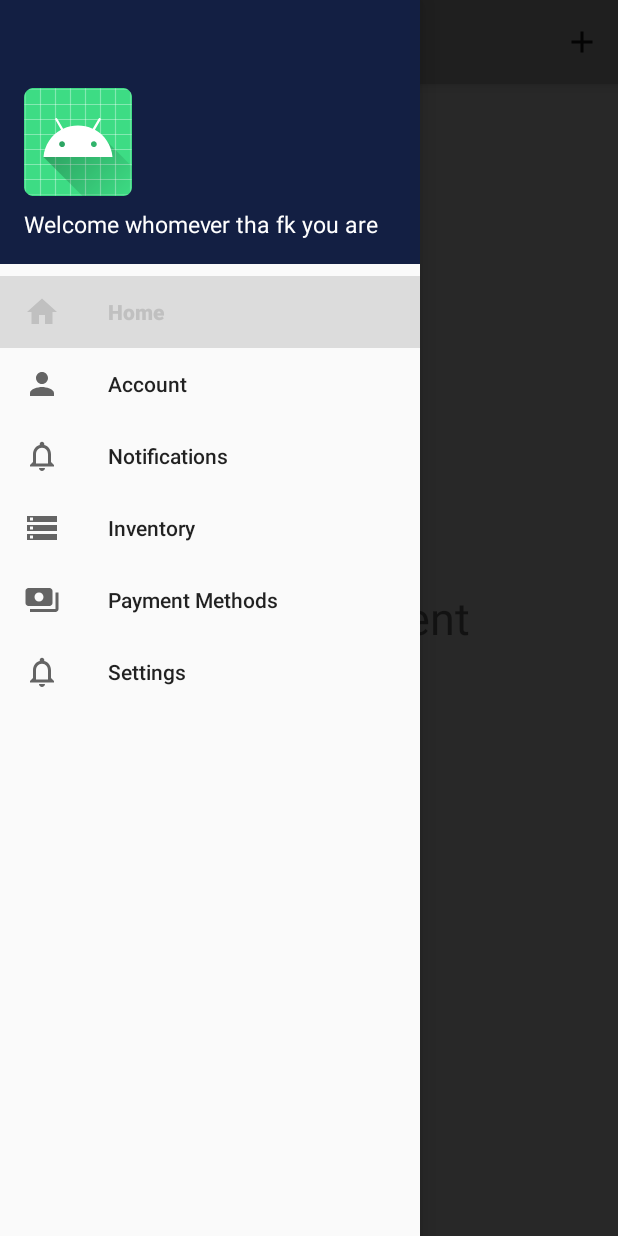
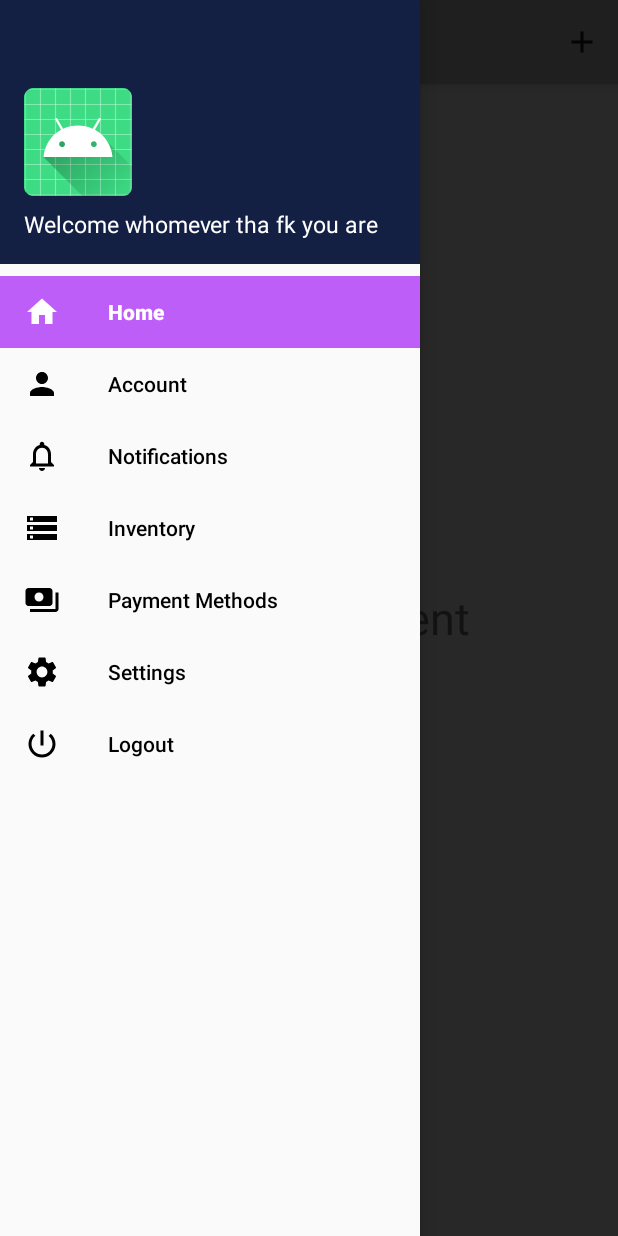
Before and after one commit to TeddyBonkerz/StoreFrontApp, an Android app: the Home screen opened directly, with no data from a screen before it, with the side drawer open, on a phone screen of 412 x 824 dp. Run offline under Robolectric (Android 15) with nearby library versions, the phone set to English and light mode, and no system bars; our stand-ins replace Firebase (no records; nobody signed in at launch, a user with empty details on screens opened directly).

Commit message:
Added grouped .java files as we needed. Updated drawer menu color.

```diff
--- a/app/src/main/AndroidManifest.xml
+++ b/app/src/main/AndroidManifest.xml
@@ -12,14 +12,14 @@
         android:supportsRtl="true"
         android:theme="@style/AppTheme">
         <activity android:name=".Home" />
-        <activity android:name=".Get_Started" />
+        <activity android:name=".setup.Get_Started" />
         <activity android:name=".Login">
             <intent-filter>
                 <action android:name="android.intent.action.MAIN" />
                 <category android:name="android.intent.category.LAUNCHER" />
             </intent-filter>
         </activity>
-        <activity android:name=".Register">
+        <activity android:name=".setup.Register">
             <!--            <intent-filter>
                             <action android:name="android.intent.action.MAIN" />
 
--- a/app/src/main/java/com/example/storefrontapp/Home.java
+++ b/app/src/main/java/com/example/storefrontapp/Home.java
@@ -11,25 +11,29 @@ import android.content.Intent;
 import android.os.Bundle;
 import android.view.Menu;
 import android.view.MenuItem;
-import android.view.View;
 
+import com.example.storefrontapp.navdrawer.AccountFragment;
+import com.example.storefrontapp.navdrawer.AddProductFragment;
+import com.example.storefrontapp.navdrawer.HomeFragment;
 import com.google.android.material.navigation.NavigationView;
 import com.google.firebase.auth.FirebaseAuth;
 
 public class Home extends AppCompatActivity implements NavigationView.OnNavigationItemSelectedListener {
 
     private DrawerLayout drawer;
+    private Toolbar toolbar;
+    private NavigationView navigationView;
 
     @Override
     protected void onCreate(Bundle savedInstanceState) {
         super.onCreate(savedInstanceState);
         setContentView(R.layout.activity_home);
 
-        Toolbar toolbar = findViewById(R.id.toolbar);
+        toolbar = findViewById(R.id.toolbar);
         setSupportActionBar(toolbar);
 
         drawer = findViewById(R.id.drawer_layout);
-        NavigationView navigationView = findViewById(R.id.nav_view);
+        navigationView = findViewById(R.id.nav_view);
         navigationView.setNavigationItemSelectedListener(this);
 
         ActionBarDrawerToggle toggle = new ActionBarDrawerToggle(this, drawer, toolbar,
@@ -59,6 +63,11 @@ public class Home extends AppCompatActivity implements NavigationView.OnNavigati
                 getSupportFragmentManager().beginTransaction().replace(R.id.fragment_container,
                         new AddProductFragment()).commit();
                 break;
+            case R.id.logout:
+                FirebaseAuth.getInstance().signOut();
+                startActivity(new Intent(getApplicationContext(), Login.class));
+                finish();
+                break;
         }
         drawer.closeDrawer(GravityCompat.START);
         return true;
@@ -79,11 +88,4 @@ public class Home extends AppCompatActivity implements NavigationView.OnNavigati
         getMenuInflater().inflate(R.menu.appbar, menu);
         return true;
     }
-
-
-    public void logout(View view) {
-        FirebaseAuth.getInstance().signOut();
-        startActivity(new Intent(getApplicationContext(), Login.class));
-        finish();
-    }
 }
--- a/app/src/main/java/com/example/storefrontapp/Login.java
+++ b/app/src/main/java/com/example/storefrontapp/Login.java
@@ -10,6 +10,7 @@ import android.widget.Button;
 import android.widget.EditText;
 import android.widget.Toast;
 
+import com.example.storefrontapp.setup.Register;
 import com.google.android.gms.tasks.OnCompleteListener;
 import com.google.android.gms.tasks.Task;
 import com.google.firebase.auth.AuthResult;
--- a/app/src/main/java/com/example/storefrontapp/AddProductFragment.java
+++ b/app/src/main/java/com/example/storefrontapp/navdrawer/AccountFragment.java
@@ -1,4 +1,4 @@
-package com.example.storefrontapp;
+package com.example.storefrontapp.navdrawer;
 
 import android.os.Bundle;
 import android.view.LayoutInflater;
@@ -9,11 +9,13 @@ import androidx.annotation.NonNull;
 import androidx.annotation.Nullable;
 import androidx.fragment.app.Fragment;
 
-public class AddProductFragment extends Fragment {
+import com.example.storefrontapp.R;
+
+public class AccountFragment extends Fragment {
 
     @Nullable
     @Override
     public View onCreateView(@NonNull LayoutInflater inflater, @Nullable ViewGroup container, @Nullable Bundle savedInstanceState) {
-        return inflater.inflate(R.layout.fragment_add_product, container, false);
+        return inflater.inflate(R.layout.fragment_account, container, false);
     }
 }
--- a/app/src/main/java/com/example/storefrontapp/HomeFragment.java
+++ b/app/src/main/java/com/example/storefrontapp/navdrawer/AddProductFragment.java
@@ -1,4 +1,4 @@
-package com.example.storefrontapp;
+package com.example.storefrontapp.navdrawer;
 
 import android.os.Bundle;
 import android.view.LayoutInflater;
@@ -9,11 +9,13 @@ import androidx.annotation.NonNull;
 import androidx.annotation.Nullable;
 import androidx.fragment.app.Fragment;
 
-public class HomeFragment extends Fragment {
+import com.example.storefrontapp.R;
+
+public class AddProductFragment extends Fragment {
 
     @Nullable
     @Override
     public View onCreateView(@NonNull LayoutInflater inflater, @Nullable ViewGroup container, @Nullable Bundle savedInstanceState) {
-        return inflater.inflate(R.layout.fragment_home, container, false);
+        return inflater.inflate(R.layout.fragment_add_product, container, false);
     }
 }
--- a/app/src/main/java/com/example/storefrontapp/AccountFragment.java
+++ b/app/src/main/java/com/example/storefrontapp/navdrawer/HomeFragment.java
@@ -1,4 +1,4 @@
-package com.example.storefrontapp;
+package com.example.storefrontapp.navdrawer;
 
 import android.os.Bundle;
 import android.view.LayoutInflater;
@@ -9,11 +9,13 @@ import androidx.annotation.NonNull;
 import androidx.annotation.Nullable;
 import androidx.fragment.app.Fragment;
 
-public class AccountFragment extends Fragment {
+import com.example.storefrontapp.R;
+
+public class HomeFragment extends Fragment {
 
     @Nullable
     @Override
     public View onCreateView(@NonNull LayoutInflater inflater, @Nullable ViewGroup container, @Nullable Bundle savedInstanceState) {
-        return inflater.inflate(R.layout.fragment_account, container, false);
+        return inflater.inflate(R.layout.fragment_home, container, false);
     }
 }
--- a/app/src/main/java/com/example/storefrontapp/Register.java
+++ b/app/src/main/java/com/example/storefrontapp/setup/Register.java
@@ -1,4 +1,4 @@
-package com.example.storefrontapp;
+package com.example.storefrontapp.setup;
 
 import androidx.annotation.NonNull;
 import androidx.appcompat.app.AppCompatActivity;
@@ -10,6 +10,8 @@ import android.widget.Button;
 import android.widget.EditText;
 import android.widget.Toast;
 
+import com.example.storefrontapp.Login;
+import com.example.storefrontapp.R;
 import com.google.android.gms.tasks.OnCompleteListener;
 import com.google.android.gms.tasks.Task;
 import com.google.firebase.auth.AuthResult;
--- /dev/null
+++ b/app/src/main/res/color/menu_item_color.xml
@@ -0,0 +1,5 @@
+<?xml version="1.0" encoding="utf-8"?>
+<selector xmlns:android="http://schemas.android.com/apk/res/android">
+    <item android:color="?attr/colorNavigationItemSelected" android:state_checked="true" />
+    <item android:color="@color/textColorSecondary" android:state_checked="false"/>
+</selector>
--- /dev/null
+++ b/app/src/main/res/drawable/ic_baseline_power_settings_new_24.xml
@@ -0,0 +1,10 @@
+<vector xmlns:android="http://schemas.android.com/apk/res/android"
+    android:width="24dp"
+    android:height="24dp"
+    android:viewportWidth="24"
+    android:viewportHeight="24"
+    android:tint="?attr/colorControlNormal">
+  <path
+      android:fillColor="@android:color/white"
+      android:pathData="M13,3h-2v10h2L13,3zM17.83,5.17l-1.42,1.42C17.99,7.86 19,9.81 19,12c0,3.87 -3.13,7 -7,7s-7,-3.13 -7,-7c0,-2.19 1.01,-4.14 2.58,-5.42L6.17,5.17C4.23,6.82 3,9.26 3,12c0,4.97 4.03,9 9,9s9,-4.03 9,-9c0,-2.74 -1.23,-5.18 -3.17,-6.83z"/>
+</vector>
--- /dev/null
+++ b/app/src/main/res/drawable/menu_background_color.xml
@@ -0,0 +1,7 @@
+<?xml version="1.0" encoding="utf-8"?>
+<selector xmlns:android="http://schemas.android.com/apk/res/android">
+    <item
+        android:drawable="@color/menuColor"
+        android:state_checked="true"
+        />
+</selector>
--- a/app/src/main/res/layout/activity_home.xml
+++ b/app/src/main/res/layout/activity_home.xml
@@ -46,8 +46,10 @@
         android:layout_width="wrap_content"
         android:layout_height="match_parent"
         android:layout_gravity="start"
+        style="@style/Widget.Custom.NavigationView"
         app:headerLayout="@layout/nav_header"
-        app:menu="@menu/drawer_menu">
+        app:menu="@menu/drawer_menu"
+        >
 
     </com.google.android.material.navigation.NavigationView>
 
--- a/app/src/main/res/layout/activity_register.xml
+++ b/app/src/main/res/layout/activity_register.xml
@@ -5,7 +5,7 @@
     android:layout_width="match_parent"
     android:layout_height="match_parent"
     android:background="#C0E5EA"
-    tools:context=".Register">
+    tools:context=".setup.Register">
 
     <TextView
         android:id="@+id/registerHeader"
--- a/app/src/main/res/menu/drawer_menu.xml
+++ b/app/src/main/res/menu/drawer_menu.xml
@@ -29,7 +29,12 @@
 
         <item
             android:id="@+id/settings"
-            android:icon="@drawable/ic_baseline_notifications_none_24"
+            android:icon="@drawable/ic_baseline_settings_24"
             android:title="Settings" />
     </group>
+
+    <item
+        android:id="@+id/logout"
+        android:icon="@drawable/ic_baseline_power_settings_new_24"
+        android:title="Logout" />
 </menu>
--- a/app/src/main/res/values-v21/style.xml
+++ b/app/src/main/res/values-v21/style.xml
@@ -7,6 +7,15 @@
     <item name="colorPrimaryDark">@color/colorPrimaryDark</item>
     <item name="colorAccent">@color/colorAccent</item>
     <item name="android:statusBarColor">@android:color/transparent</item>
+    <item name="colorNavigationItem">@color/menu_item_color</item>
+    <item name="colorNavigationItemSelected">@color/textColorPrimary</item>
+    <item name="drawableNavigationItemBackground">@drawable/menu_background_color</item>
 </style>
 
+    <style name="Widget.Custom.NavigationView" parent="Widget.Design.NavigationView">
+        <item name="itemIconTint">?attr/colorNavigationItem</item>
+        <item name="itemTextColor">?attr/colorNavigationItem</item>
+        <item name="itemBackground">?attr/drawableNavigationItemBackground</item>
+    </style>
+
 </resources>
--- /dev/null
+++ b/app/src/main/res/values/attr.xml
@@ -0,0 +1,6 @@
+<?xml version="1.0" encoding="utf-8"?>
+<resources>
+    <attr name="colorNavigationItem" format="color" />
+    <attr name="colorNavigationItemSelected" format="color" />
+    <attr name="drawableNavigationItemBackground" format="reference" />
+</resources>
--- a/app/src/main/res/values/colors.xml
+++ b/app/src/main/res/values/colors.xml
@@ -6,4 +6,5 @@
     <color name="textColorPrimary">#ffffff</color>
     <color name="textColorSecondary">#000000</color>
     <color name="headerColor">#F49D9D</color>
+    <color name="menuColor">#BE5EF8</color>
 </resources>
--- a/app/src/main/res/values/styles.xml
+++ b/app/src/main/res/values/styles.xml
@@ -5,6 +5,15 @@
         <item name="colorPrimary">@color/colorPrimary</item>
         <item name="colorPrimaryDark">@color/colorPrimaryDark</item>
         <item name="colorAccent">@color/colorAccent</item>
+        <item name="colorNavigationItem">@color/menu_item_color</item>
+        <item name="colorNavigationItemSelected">@color/textColorPrimary</item>
+        <item name="drawableNavigationItemBackground">@drawable/menu_background_color</item>
+    </style>
+
+    <style name="Widget.Custom.NavigationView" parent="Widget.Design.NavigationView">
+        <item name="itemIconTint">?attr/colorNavigationItem</item>
+        <item name="itemTextColor">?attr/colorNavigationItem</item>
+        <item name="itemBackground">?attr/drawableNavigationItemBackground</item>
     </style>
 
 </resources>
```
Also changed, not shown: app/src/main/java/com/example/storefrontapp/setup/Get_Started.java (renamed from app/src/main/java/com/example/storefrontapp/Get_Started.java, +5 -14 lines), app/src/main/java/com/example/storefrontapp/setup/GettingStarted.java (renamed from app/src/main/java/com/example/storefrontapp/GettingStarted.java).
